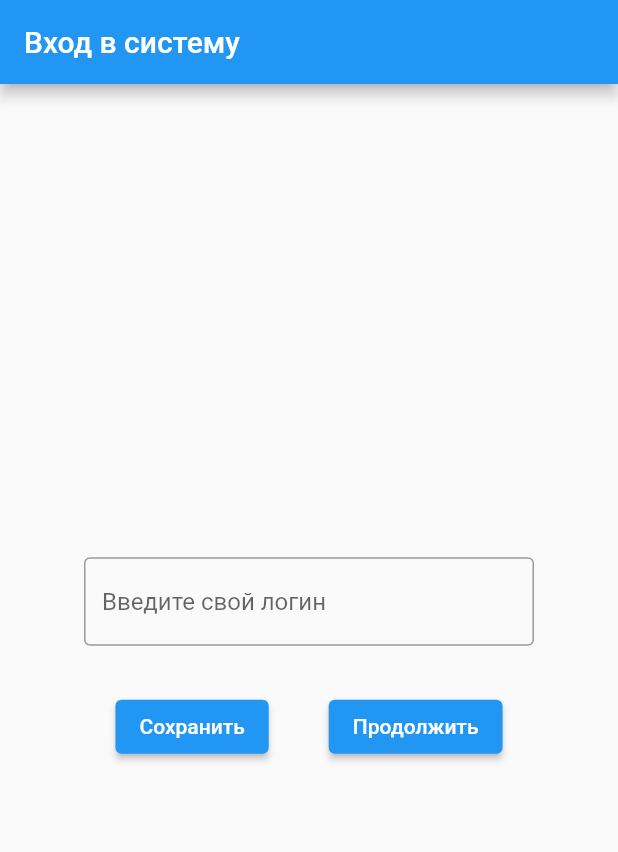
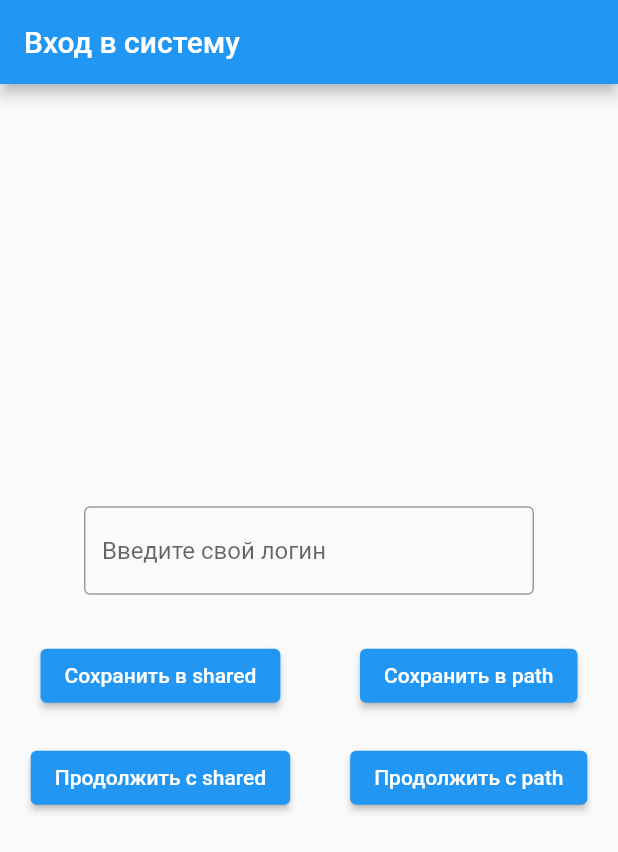
Before and after one commit to IuriiKriuchkov/flutter_task_3_1, a Flutter app: the screen it shows after launch, on a phone screen of 412 x 824 dp. Shown: the top 852 px of the screen. Run offline on Flutter 3.47's test engine with Material 2 defaults, Android fonts, the phone set to English and light mode, and no system bars; our stand-ins replace shared_preferences.

Commit message:
Добавлена реализация path_provider

```diff
--- a/lib/login_screen.dart
+++ b/lib/login_screen.dart
@@ -1,9 +1,14 @@
+import 'dart:io';
 import 'package:flutter/material.dart';
-import 'package:flutter_task_3_1/hello_screen.dart';
+import 'package:flutter_task_3_1/path_screen.dart';
+import 'package:flutter_task_3_1/shared_screen.dart';
 import 'package:shared_preferences/shared_preferences.dart';
+import 'module/local_file_load.dart';
 
 class LoginScreen extends StatefulWidget {
-  const LoginScreen({Key? key}) : super(key: key);
+  const LoginScreen({Key? key, required this.storage}) : super(key: key);
+
+  final CounterStorage storage;
 
   @override
   _LoginScreenState createState() => _LoginScreenState();
@@ -11,7 +16,8 @@ class LoginScreen extends StatefulWidget {
 
 class _LoginScreenState extends State<LoginScreen> {
   final textController = TextEditingController();
-  String savedText = '';
+  String _saveSharedText = ''; //переменная для сохранения в shared_preferences
+  String _savedPathText = ''; //переменная для сохранения в path
 
   Future<bool> _saveText() async {
     String text = textController.text;
@@ -22,6 +28,25 @@ class _LoginScreenState extends State<LoginScreen> {
   Future<String?> _getText() async {
     SharedPreferences prefs = await SharedPreferences.getInstance();
     return prefs.getString('savedText');
+  }
+
+  Future<File> _saveTextLocalFile() {
+    _savedPathText = textController.text;
+    return widget.storage.writeLogin(_savedPathText);
+  }
+
+  void _readTextLocalFile() async {
+    await widget.storage.readLogin().then((String value) {
+      setState(() {
+        _savedPathText = value;
+      });
+    });
+  }
+
+  @override
+  void initState() {
+    _readTextLocalFile();
+    super.initState();
   }
 
   @override
@@ -54,28 +79,61 @@ class _LoginScreenState extends State<LoginScreen> {
               crossAxisAlignment: CrossAxisAlignment.center,
               mainAxisAlignment: MainAxisAlignment.center,
               children: [
+                Column(
+                  children: [
                     ElevatedButton(
-                  child: const Text('Сохранить',
+                      child: const Text('Сохранить в shared',
                           style: TextStyle(color: Colors.white)),
                       onPressed: () async {
                         await _saveText();
                       },
                     ),
                     const SizedBox(
-                  width: 40,
+                      height: 20,
                     ),
                     ElevatedButton(
-                    child: const Text('Продолжить',
+                        child: const Text('Продолжить c shared',
                             style: TextStyle(color: Colors.white)),
                         onPressed: () async {
-                      savedText = await _getText() ?? ' ';
+                          _saveSharedText = await _getText() ?? ' ';
                           Navigator.push(
                             context,
                             MaterialPageRoute(
                                 builder: (context) =>
-                                HelloScreen(login: savedText)),
+                                    HelloSharedScreen(login: _saveSharedText)),
                           );
                         }),
+                  ],
+                ),
+                const SizedBox(
+                  width: 40,
+                ),
+                Column(
+                  children: [
+                    ElevatedButton(
+                      child: const Text('Сохранить в path',
+                          style: TextStyle(color: Colors.white)),
+                      onPressed: () async {
+                        await _saveTextLocalFile();
+                      },
+                    ),
+                    const SizedBox(
+                      height: 20,
+                    ),
+                    ElevatedButton(
+                        child: const Text('Продолжить c path',
+                            style: TextStyle(color: Colors.white)),
+                        onPressed: () {
+                          _readTextLocalFile();
+                          Navigator.push(
+                            context,
+                            MaterialPageRoute(
+                                builder: (context) =>
+                                    HelloPathScreen(login: _savedPathText)),
+                          );
+                        }),
+                  ],
+                ),
               ],
             ),
           ],
--- a/lib/main.dart
+++ b/lib/main.dart
@@ -1,5 +1,6 @@
 import 'package:flutter/material.dart';
 import 'package:flutter_task_3_1/login_screen.dart';
+import 'package:flutter_task_3_1/module/local_file_load.dart';
 
 void main() {
   runApp(const MyApp());
@@ -16,7 +17,9 @@ class MyApp extends StatelessWidget {
       theme: ThemeData(
         primarySwatch: Colors.blue,
       ),
-      home: const LoginScreen(),
+      home: LoginScreen(
+        storage: CounterStorage(),
+      ),
     );
   }
 }
--- a/lib/hello_screen.dart
+++ b/lib/shared_screen.dart
@@ -1,7 +1,7 @@
 import 'package:flutter/material.dart';
 
-class HelloScreen extends StatelessWidget {
-  HelloScreen({Key? key, required this.login});
+class HelloSharedScreen extends StatelessWidget {
+  const HelloSharedScreen({Key? key, required this.login}) : super(key: key);
   final String login;
 
   @override
```
Also changed, not shown: lib/module/local_file_load.dart (added, +35 -0 lines), lib/path_screen.dart (added, +24 -0 lines). Lines whose indentation alone changed are shown as unchanged.
